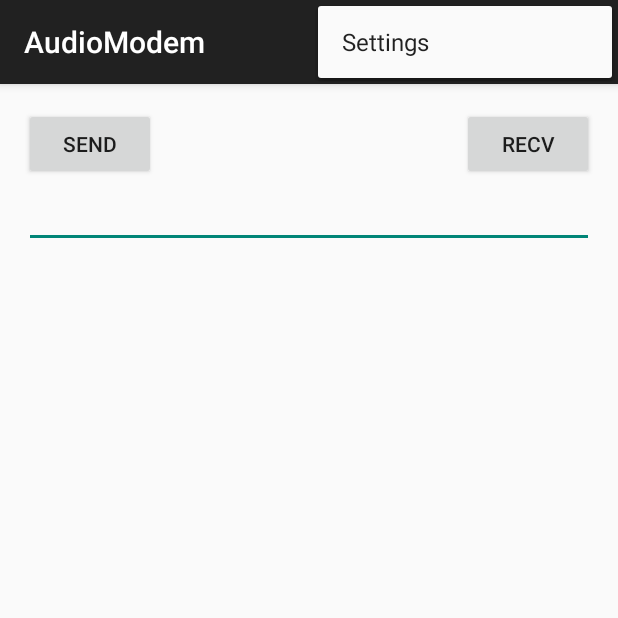
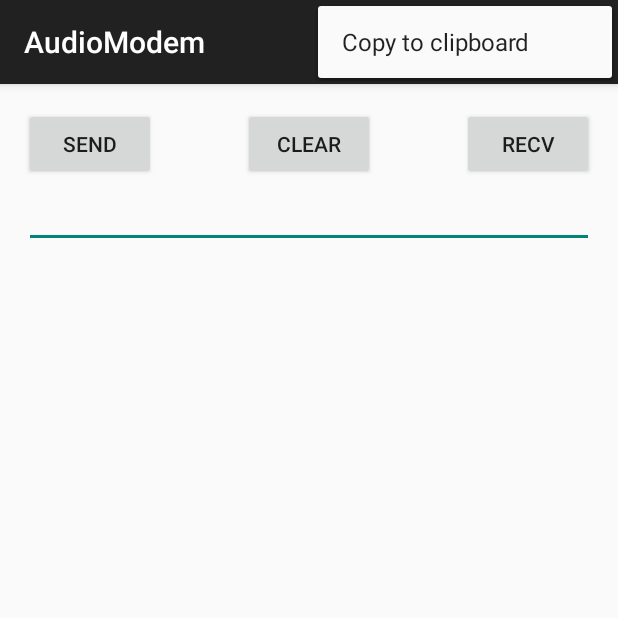
Before and after one commit to romanz/audiomodem-android, an Android app: the screen it shows after launch (MainActivity), with the options menu open, on a phone screen of 412 x 824 dp, the top half of it. Run offline under Robolectric (Android 15) with nearby library versions, the phone set to English and light mode, and no system bars.

Commit message:
App: add clear and clipboard copy

```diff
--- a/app/src/main/res/layout/activity_main.xml
+++ b/app/src/main/res/layout/activity_main.xml
@@ -25,6 +25,15 @@
         android:layout_alignParentRight="true"
         android:layout_alignParentEnd="true" />
 
+    <Button
+        android:layout_width="wrap_content"
+        android:layout_height="wrap_content"
+        android:text="Clear"
+        android:id="@+id/buttonClear"
+        android:layout_above="@+id/editText"
+        android:layout_centerHorizontal="true"
+        android:onClick="onClear" />
+
     <EditText
         android:layout_width="wrap_content"
         android:layout_height="wrap_content"
--- a/app/src/main/res/menu/menu_main.xml
+++ b/app/src/main/res/menu/menu_main.xml
@@ -1,6 +1,6 @@
 <menu xmlns:android="http://schemas.android.com/apk/res/android"
     xmlns:app="http://schemas.android.com/apk/res-auto"
     xmlns:tools="http://schemas.android.com/tools" tools:context=".MainActivity">
-    <item android:id="@+id/action_settings" android:title="@string/action_settings"
+    <item android:id="@+id/copy_to_clip" android:title="@string/copy_to_clip"
         android:orderInCategory="100" app:showAsAction="never" />
 </menu>
--- a/app/src/main/res/values/strings.xml
+++ b/app/src/main/res/values/strings.xml
@@ -3,6 +3,6 @@
 
     <string name="app_name">AudioModem</string>
     <string name="hello_world">Hello world!</string>
-    <string name="action_settings">Settings</string>
+    <string name="copy_to_clip">Copy to clipboard</string>
 
 </resources>
```
Also changed, not shown: app/src/main/java/com/android/audiomodem/MainActivity.java (+13 -1 lines).
